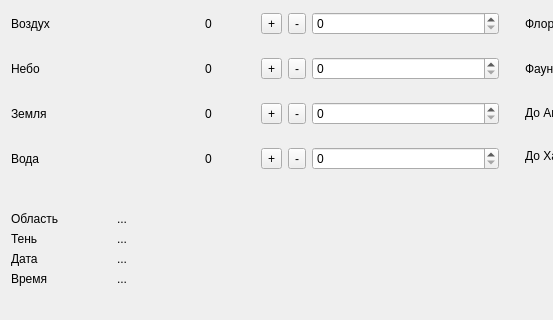
Above: AmberUI/shadowsview.ui from graninas/Amber before the change; both pictures show x 0 to 553 and y 448 to 768 of the 1024 by 768 pixel window. Below: the same form after it.
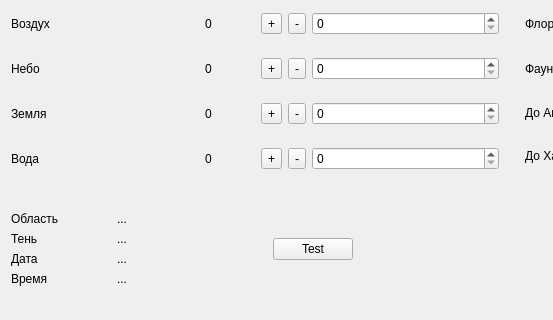
That is the form after the change. Icons and pictures are not drawn.

The edit to the form file:
```diff
--- a/AmberUI/shadowsview.ui
+++ b/AmberUI/shadowsview.ui
@@ -711,6 +711,13 @@
         </item>
        </layout>
       </item>
+      <item>
+       <widget class="QPushButton" name="pushButton">
+        <property name="text">
+         <string>Test</string>
+        </property>
+       </widget>
+      </item>
       <item>
        <spacer name="horizontalSpacer_8">
         <property name="orientation">
```
Left out of the diff: 17 changed lines with no effect on the pictures.
